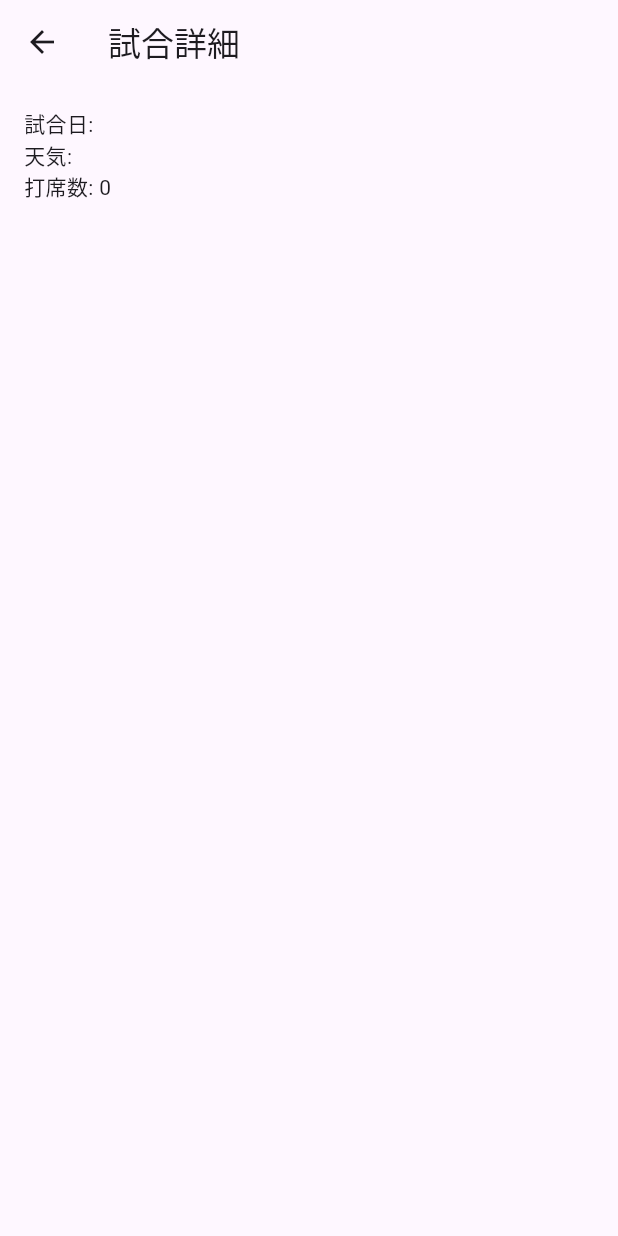
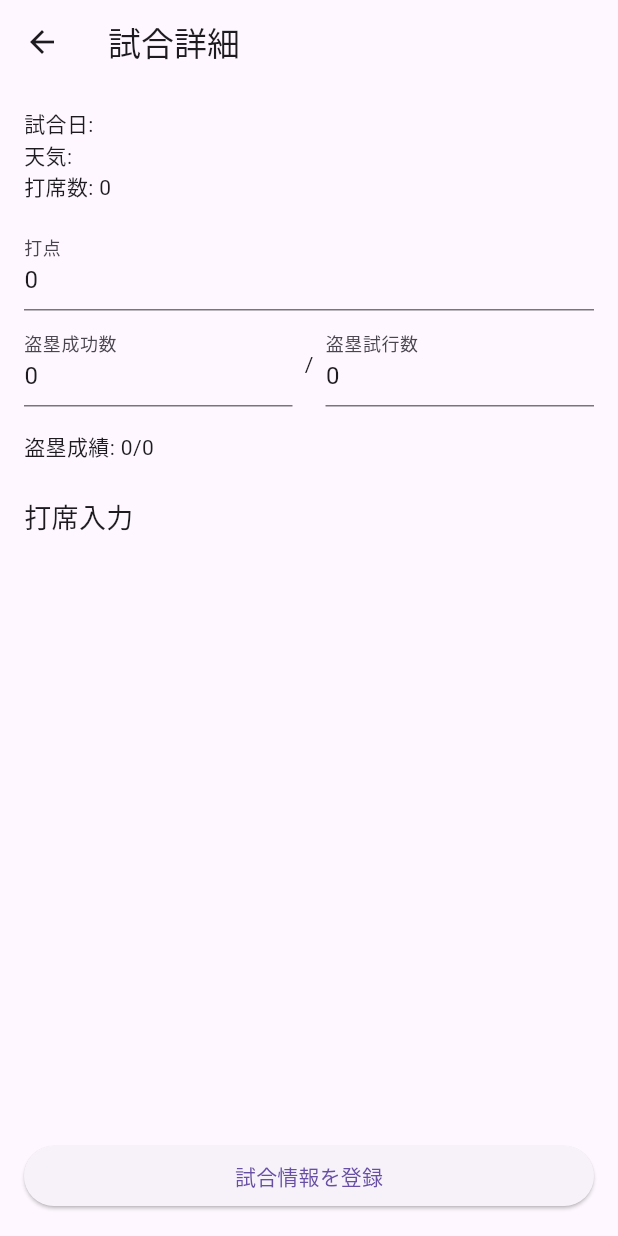
Before and after one commit to hhhhhashi/baseball_record, a Flutter app: the GameDetailPage screen opened directly with empty values, on a phone screen of 412 x 824 dp. Run offline on Flutter 3.47's test engine with Material 3 defaults, Android fonts, the phone set to English and light mode, and no system bars.

```diff
--- a/lib/ screens/game_detail_page.dart
+++ /dev/null
@@ -1,58 +0,0 @@
-import 'package:baseball_record/%20screens/at_bat_input_page.dart';
-import 'package:baseball_record/models/game.dart';
-import 'package:flutter/material.dart';
-
-class GameDetailPage extends StatelessWidget {
-  final Game game;
-
-  const GameDetailPage({super.key, required this.game});
-
-  @override
-  Widget build(BuildContext context) {
-    return Scaffold(
-      appBar: AppBar(title: Text('試合詳細')),
-      body: Padding(
-        padding: const EdgeInsets.all(16.0),
-        child: Column(
-          crossAxisAlignment: CrossAxisAlignment.start,
-          children: [
-            Text('試合日: ${game.date}'),
-            Text('天気: ${game.weather}'),
-            Text('打席数: ${game.numAtBats}'),
-            const SizedBox(height: 16),
-            Expanded(
-              child: ListView.builder(
-                itemCount: game.numAtBats,
-                itemBuilder: (context, index) {
-                  final atBat = game.atBats[index];
-                  return ListTile(
-                    title: Text('打席${index + 1}'),
-                    subtitle: Text(atBat.result ?? '未入力'),
-                    trailing: ElevatedButton(
-                      onPressed: () async {
-                        final result = await Navigator.push<String>(
-                          context,
-                          MaterialPageRoute(
-                            builder: (context) => AtBatInputPage(atBatIndex: index),
-                          ),
-                        );
-
-                        if (result != null) {
-                          atBat.result = result;
-                          atBat.dateTime =
-                              DateTime.now().toString().substring(0, 16);
-                          (context as Element).reassemble();
-                        }
-                      },
-                      child: const Text('入力する'),
-                    ),
-                  );
-                },
-              ),
-            ),
-          ],
-        ),
-      ),
-    );
-  }
-}
--- a/lib/main.dart
+++ b/lib/main.dart
@@ -1,13 +1,16 @@
 import 'package:flutter/material.dart';
-
-import ' screens/game_registration_page.dart';
+import 'screens/game_list_page.dart';
+import 'models/game.dart';
 
 void main() {
-  runApp(const BattingApp());
+  runApp(MyApp());
 }
 
-class BattingApp extends StatelessWidget {
-  const BattingApp({super.key});
+class MyApp extends StatelessWidget {
+  MyApp({super.key});
+
+  // ← グローバルで初期データを用意
+  final List<Game> games = [];
 
   @override
   Widget build(BuildContext context) {
@@ -17,7 +20,7 @@ class BattingApp extends StatelessWidget {
         primarySwatch: Colors.green,
         useMaterial3: true,
       ),
-      home: const GameRegistrationPage(),
+      home: GameListPage(games: games),
     );
   }
 }
--- a/lib/models/game.dart
+++ b/lib/models/game.dart
@@ -2,12 +2,18 @@ class Game {
   String date;
   String weather;
   int numAtBats;
+  int? runsBattedIn;        // 打点
+  int? stealSuccesses;      // 盗塁成功数
+  int? stealAttempts;       // 盗塁試行数
   List<AtBat> atBats;
 
   Game({
     required this.date,
     required this.weather,
     required this.numAtBats,
+    this.runsBattedIn = 0,
+    this.stealSuccesses = 0,
+    this.stealAttempts =0,
     required this.atBats,
   });
 }
--- /dev/null
+++ b/lib/screens/game_detail_page.dart
@@ -0,0 +1,175 @@
+import 'package:flutter/material.dart';
+import '../models/game.dart';
+import 'at_bat_input_page.dart';
+
+class GameDetailPage extends StatefulWidget {
+  final Game game;
+
+  const GameDetailPage({super.key, required this.game});
+
+  @override
+  State<GameDetailPage> createState() => _GameDetailPageState();
+}
+
+class _GameDetailPageState extends State<GameDetailPage> {
+  final TextEditingController _rbiController = TextEditingController();
+  final TextEditingController _stealSuccessController = TextEditingController();
+  final TextEditingController _stealAttemptController = TextEditingController();
+
+  @override
+  void initState() {
+    super.initState();
+
+    // 初期値をセット
+    _rbiController.text = widget.game.runsBattedIn.toString();
+    _stealSuccessController.text = widget.game.stealSuccesses.toString();
+    _stealAttemptController.text = widget.game.stealAttempts.toString();
+  }
+
+  void _saveExtraStats() {
+    setState(() {
+      widget.game.runsBattedIn = int.tryParse(_rbiController.text) ?? 0;
+      widget.game.stealSuccesses =
+          int.tryParse(_stealSuccessController.text) ?? 0;
+      widget.game.stealAttempts =
+          int.tryParse(_stealAttemptController.text) ?? 0;
+    });
+
+    ScaffoldMessenger.of(context).showSnackBar(
+      const SnackBar(content: Text('試合情報を保存しました')),
+    );
+  }
+
+  String get stealDisplay {
+    if (widget.game.stealAttempts == 0) {
+      return '0/0';
+    } else {
+      return '${widget.game.stealSuccesses}/${widget.game.stealAttempts}';
+    }
+  }
+
+  bool get isAllAtBatsFilled {
+    return widget.game.atBats.every((atBat) => atBat.result != null);
+  }
+
+  void _registerGame() {
+    // TODO: 保存処理を書く
+    ScaffoldMessenger.of(context).showSnackBar(
+      const SnackBar(content: Text('試合情報を登録しました！')),
+    );
+    Navigator.pop(context);
+  }
+
+  @override
+  Widget build(BuildContext context) {
+    return Scaffold(
+      appBar: AppBar(title: const Text('試合詳細')),
+      body: Padding(
+        padding: const EdgeInsets.all(16.0),
+        child: Column(
+          children: [
+            // 試合情報
+            Align(
+              alignment: Alignment.centerLeft,
+              child: Column(
+                crossAxisAlignment: CrossAxisAlignment.start,
+                children: [
+                  Text('試合日: ${widget.game.date}'),
+                  Text('天気: ${widget.game.weather}'),
+                  Text('打席数: ${widget.game.numAtBats}'),
+                  const SizedBox(height: 16),
+
+                  /// 打点
+                  TextField(
+                    controller: _rbiController,
+                    keyboardType: TextInputType.number,
+                    decoration: const InputDecoration(labelText: '打点'),
+                  ),
+
+                  const SizedBox(height: 8),
+
+                  /// 盗塁
+                  Row(
+                    children: [
+                      Expanded(
+                        child: TextField(
+                          controller: _stealSuccessController,
+                          keyboardType: TextInputType.number,
+                          decoration: const InputDecoration(
+                              labelText: '盗塁成功数'),
+                        ),
+                      ),
+                      const SizedBox(width: 8),
+                      const Text('/'),
+                      const SizedBox(width: 8),
+                      Expanded(
+                        child: TextField(
+                          controller: _stealAttemptController,
+                          keyboardType: TextInputType.number,
+                          decoration: const InputDecoration(
+                              labelText: '盗塁試行数'),
+                        ),
+                      ),
+                    ],
+                  ),
+                  const SizedBox(height: 16),
+                  Text('盗塁成績: $stealDisplay'),
+                ],
+              ),
+            ),
+
+            const SizedBox(height: 24),
+            const Align(
+              alignment: Alignment.centerLeft,
+              child: Text('打席入力', style: TextStyle(fontSize: 18)),
+            ),
+            const SizedBox(height: 8),
+
+            Expanded(
+              child: ListView.builder(
+                itemCount: widget.game.numAtBats,
+                itemBuilder: (context, index) {
+                  final atBat = widget.game.atBats[index];
+                  return ListTile(
+                    title: Text('打席${index + 1}'),
+                    subtitle: Text(atBat.result ?? '未入力'),
+                    trailing: ElevatedButton(
+                      onPressed: () async {
+                        final result = await Navigator.push<String>(
+                          context,
+                          MaterialPageRoute(
+                            builder: (context) =>
+                                AtBatInputPage(atBatIndex: index),
+                          ),
+                        );
+
+                        if (result != null) {
+                          setState(() {
+                            atBat.result = result;
+                            atBat.dateTime = DateTime.now()
+                                .toString()
+                                .substring(0, 16);
+                          });
+                        }
+                      },
+                      child: const Text('入力する'),
+                    ),
+                  );
+                },
+              ),
+            ),
+
+            /// 登録ボタン（下に配置）
+            SizedBox(
+              width: double.infinity,
+              child: ElevatedButton(
+                onPressed: isAllAtBatsFilled ? _registerGame : null,
+                child: const Text('試合情報を登録'),
+              ),
+            )
+          ],
+        ),
+      ),
+    );
+  }
+}
```
Also changed, not shown: lib/screens/game_list_page.dart (added, +67 -0 lines), lib/screens/at_bat_input_page.dart (renamed from lib/ screens/at_bat_input_page.dart), lib/screens/game_registration_page.dart (renamed from lib/ screens/game_registration_page.dart), 1 other file.
